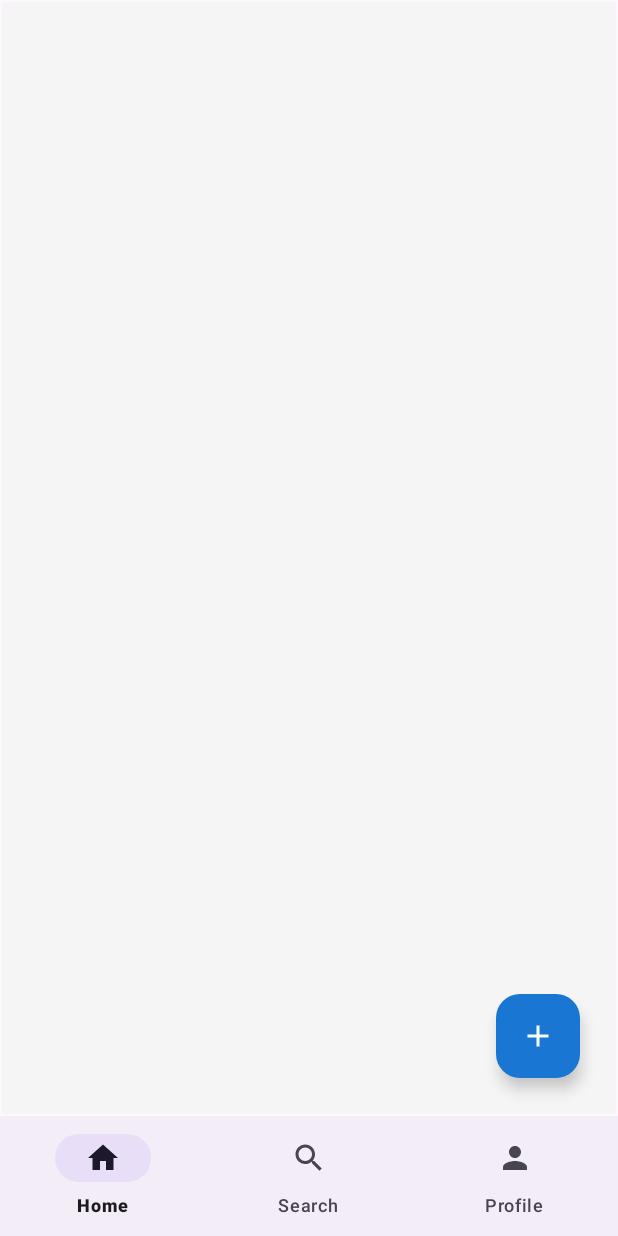
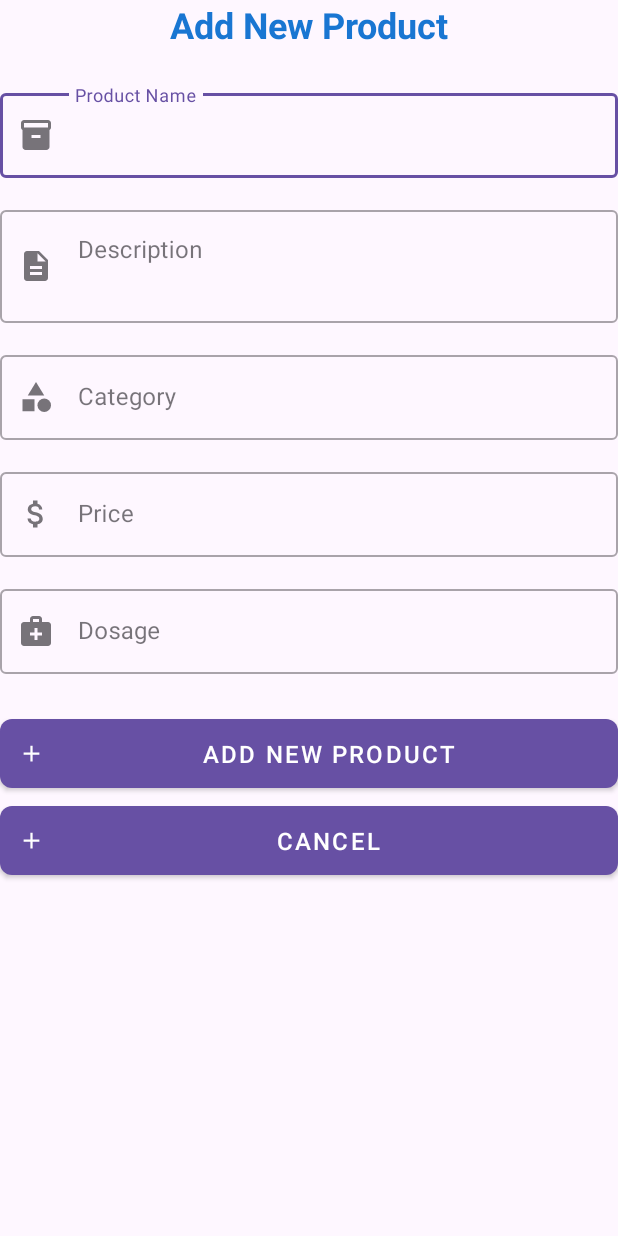
Before and after one commit to SarjakNEPAL/Aausadhi, an Android app: the FirstFragment screen opened directly, with no data from a screen before it, after a tap on "Add new product", on a phone screen of 412 x 824 dp. Run offline under Robolectric (Android 15) with nearby library versions, the phone set to English and light mode, and no system bars; our stand-ins replace Firebase (no records; nobody signed in at launch, a user with empty details on screens opened directly).

Commit message:
Add product Activity

```diff
--- a/app/src/main/AndroidManifest.xml
+++ b/app/src/main/AndroidManifest.xml
@@ -12,6 +12,9 @@
         android:supportsRtl="true"
         android:theme="@style/Theme.Aausadhi"
         tools:targetApi="31">
+        <activity
+            android:name=".ui.activity.AddProductActivity"
+            android:exported="false" />
         <activity
             android:name=".ui.activity.ProductDashboardActivity"
             android:exported="false" />
--- /dev/null
+++ b/app/src/main/java/com/example/aausadhi/ui/activity/AddProductActivity.kt
@@ -0,0 +1,65 @@
+package com.example.aausadhi.ui.activity
+
+import android.os.Bundle
+import android.widget.Toast
+import androidx.activity.enableEdgeToEdge
+import androidx.appcompat.app.AppCompatActivity
+import androidx.core.view.ViewCompat
+import androidx.core.view.WindowInsetsCompat
+import com.example.aausadhi.R
+import com.example.aausadhi.databinding.ActivityAddProductBinding
+import com.example.aausadhi.model.ProductModel
+import com.example.aausadhi.repository.ProductRepository
+import com.example.aausadhi.repository.ProductRepositoryImpl
+import com.example.aausadhi.utils.LoadingUtils
+import com.example.aausadhi.viewmodel.ProductViewModel
+
+class AddProductActivity : AppCompatActivity() {
+    private lateinit var loadingUtils: LoadingUtils
+    private lateinit var binding: ActivityAddProductBinding
+    private lateinit var productVM:ProductViewModel
+    override fun onCreate(savedInstanceState: Bundle?) {
+        super.onCreate(savedInstanceState)
+        enableEdgeToEdge()
+        binding= ActivityAddProductBinding.inflate(layoutInflater)
+        setContentView(binding.root)
+
+        val repo= ProductRepositoryImpl()
+        productVM= ProductViewModel(repo)
+
+        loadingUtils=LoadingUtils(this)
+
+        binding.addProductCancel.setOnClickListener{
+            finish()
+        }
+
+        binding.submitProduct.setOnClickListener {
+            loadingUtils.show()
+            val name= binding.prodNameInput.text.toString()
+            val desc= binding.prodDescInput.text.toString()
+            val price= binding.prodPriceInput.text.toString().toInt()
+            val dose= binding.prodNameInput.text.toString()
+            val category= binding.prodCatInput.text.toString()
+            val model= ProductModel("",name,desc,price,category,dose)
+            productVM.addProduct(model){
+                    success, message->
+                loadingUtils.dismiss()
+                if(success){
+                    Toast.makeText(this@AddProductActivity,message,Toast.LENGTH_SHORT).show()
+                    finish()
+                }else
+                {
+                    Toast.makeText(this@AddProductActivity,message,Toast.LENGTH_SHORT).show()
+                }
+            }
+
+
+        }
+
+        ViewCompat.setOnApplyWindowInsetsListener(findViewById(R.id.main)) { v, insets ->
+            val systemBars = insets.getInsets(WindowInsetsCompat.Type.systemBars())
+            v.setPadding(systemBars.left, systemBars.top, systemBars.right, systemBars.bottom)
+            insets
+        }
+    }
+}
--- a/app/src/main/java/com/example/aausadhi/ui/fragment/FirstFragment.kt
+++ b/app/src/main/java/com/example/aausadhi/ui/fragment/FirstFragment.kt
@@ -16,6 +16,7 @@ import com.example.aausadhi.R
 import com.example.aausadhi.adapter.ProductAdapter
 import com.example.aausadhi.databinding.FragmentFirstBinding
 import com.example.aausadhi.repository.ProductRepositoryImpl
+import com.example.aausadhi.ui.activity.AddProductActivity
 import com.example.aausadhi.viewmodel.ProductViewModel
 import java.util.ArrayList
 
@@ -85,8 +86,8 @@ class FirstFragment : Fragment() {
         }).attachToRecyclerView(binding.recyclerView)
 
         binding.addProductButton.setOnClickListener {
-//            val intent = Intent(requireContext(), AddProductActivity::class.java)
-//            startActivity(intent)
+            val intent = Intent(requireContext(), AddProductActivity::class.java)
+            startActivity(intent)
         }
 
         ViewCompat.setOnApplyWindowInsetsListener(binding.root) { v, insets ->
--- a/app/src/main/java/com/example/aausadhi/ui/fragment/ProfileFragment.kt
+++ b/app/src/main/java/com/example/aausadhi/ui/fragment/ProfileFragment.kt
@@ -5,6 +5,7 @@ import androidx.fragment.app.Fragment
 import android.view.LayoutInflater
 import android.view.View
 import android.view.ViewGroup
+import android.widget.Toast
 import com.example.aausadhi.R
 import com.example.aausadhi.databinding.FragmentProfileBinding
 import com.example.aausadhi.repository.UserRepositoryImpl
@@ -45,5 +46,19 @@ class ProfileFragment : Fragment() {
             binding.locationData.text=users?.address
 
         }
+
+        binding.logoutSection.setOnClickListener{
+            userViewModel.logout(){
+                success,message->
+                    if(success){
+                        Toast.makeText(requireContext(), message, Toast.LENGTH_SHORT).show()
+                        activity?.finish()
+
+                    }else{
+                        Toast.makeText(requireContext(), message, Toast.LENGTH_SHORT).show()
+                    }
+
+            }
+        }
     }
 }
--- a/app/src/main/java/com/example/aausadhi/ui/fragment/SecondFragment.kt
+++ b/app/src/main/java/com/example/aausadhi/ui/fragment/SecondFragment.kt
@@ -12,6 +12,7 @@ import androidx.fragment.app.Fragment
 import androidx.lifecycle.ViewModelProvider
 import androidx.recyclerview.widget.LinearLayoutManager
 import com.example.aausadhi.adapter.ProductAdapter
+import com.example.aausadhi.adapter.SearchProductAdapter
 import com.example.aausadhi.databinding.FragmentSecondBinding
 import com.example.aausadhi.repository.ProductRepositoryImpl
 import com.example.aausadhi.viewmodel.ProductViewModel
@@ -19,7 +20,7 @@ import com.example.aausadhi.viewmodel.ProductViewModel
 class SecondFragment : Fragment() {
     private lateinit var binding: FragmentSecondBinding
     private lateinit var productViewModel: ProductViewModel
-    private lateinit var adapter: ProductAdapter
+    private lateinit var adapter: SearchProductAdapter
 
     override fun onCreateView(
         inflater: LayoutInflater, container: ViewGroup?,
@@ -32,7 +33,7 @@ class SecondFragment : Fragment() {
     override fun onViewCreated(view: View, savedInstanceState: Bundle?) {
         super.onViewCreated(view, savedInstanceState)
 
-        adapter = ProductAdapter(requireContext(), ArrayList())
+        adapter = SearchProductAdapter(requireContext(), ArrayList())
         binding.recyclerView.adapter = adapter
         binding.recyclerView.layoutManager = LinearLayoutManager(requireContext())
 
--- /dev/null
+++ b/app/src/main/res/drawable/baseline_attach_money_24.xml
@@ -0,0 +1,5 @@
+<vector xmlns:android="http://schemas.android.com/apk/res/android" android:height="24dp" android:tint="#000000" android:viewportHeight="24" android:viewportWidth="24" android:width="24dp">
+
+    <path android:fillColor="@android:color/white" android:pathData="M11.8,10.9c-2.27,-0.59 -3,-1.2 -3,-2.15 0,-1.09 1.01,-1.85 2.7,-1.85 1.78,0 2.44,0.85 2.5,2.1h2.21c-0.07,-1.72 -1.12,-3.3 -3.21,-3.81V3h-3v2.16c-1.94,0.42 -3.5,1.68 -3.5,3.61 0,2.31 1.91,3.46 4.7,4.13 2.5,0.6 3,1.48 3,2.41 0,0.69 -0.49,1.79 -2.7,1.79 -2.06,0 -2.87,-0.92 -2.98,-2.1h-2.2c0.12,2.19 1.76,3.42 3.68,3.83V21h3v-2.15c1.95,-0.37 3.5,-1.5 3.5,-3.55 0,-2.84 -2.43,-3.81 -4.7,-4.4z"/>
+
+</vector>
--- /dev/null
+++ b/app/src/main/res/drawable/baseline_category_24.xml
@@ -0,0 +1,9 @@
+<vector xmlns:android="http://schemas.android.com/apk/res/android" android:height="24dp" android:tint="#000000" android:viewportHeight="24" android:viewportWidth="24" android:width="24dp">
+
+    <path android:fillColor="@android:color/white" android:pathData="M12,2l-5.5,9h11z"/>
+
+    <path android:fillColor="@android:color/white" android:pathData="M17.5,17.5m-4.5,0a4.5,4.5 0,1 1,9 0a4.5,4.5 0,1 1,-9 0"/>
+
+    <path android:fillColor="@android:color/white" android:pathData="M3,13.5h8v8H3z"/>
+
+</vector>
--- /dev/null
+++ b/app/src/main/res/drawable/baseline_description_24.xml
@@ -0,0 +1,5 @@
+<vector xmlns:android="http://schemas.android.com/apk/res/android" android:height="24dp" android:tint="#000000" android:viewportHeight="24" android:viewportWidth="24" android:width="24dp">
+
+    <path android:fillColor="@android:color/white" android:pathData="M14,2L6,2c-1.1,0 -1.99,0.9 -1.99,2L4,20c0,1.1 0.89,2 1.99,2L18,22c1.1,0 2,-0.9 2,-2L20,8l-6,-6zM16,18L8,18v-2h8v2zM16,14L8,14v-2h8v2zM13,9L13,3.5L18.5,9L13,9z"/>
+
+</vector>
--- /dev/null
+++ b/app/src/main/res/drawable/baseline_inventory_24.xml
@@ -0,0 +1,5 @@
+<vector xmlns:android="http://schemas.android.com/apk/res/android" android:height="24dp" android:tint="#000000" android:viewportHeight="24" android:viewportWidth="24" android:width="24dp">
+
+    <path android:fillColor="@android:color/white" android:pathData="M20,2L4,2c-1,0 -2,0.9 -2,2v3.01c0,0.72 0.43,1.34 1,1.69L3,20c0,1.1 1.1,2 2,2h14c0.9,0 2,-0.9 2,-2L21,8.7c0.57,-0.35 1,-0.97 1,-1.69L22,4c0,-1.1 -1,-2 -2,-2zM15,14L9,14v-2h6v2zM20,7L4,7L4,4l16,-0.02L20,7z"/>
+
+</vector>
--- /dev/null
+++ b/app/src/main/res/drawable/baseline_medical_services_24.xml
@@ -0,0 +1,5 @@
+<vector xmlns:android="http://schemas.android.com/apk/res/android" android:height="24dp" android:tint="#000000" android:viewportHeight="24" android:viewportWidth="24" android:width="24dp">
+
+    <path android:fillColor="@android:color/white" android:pathData="M20,6h-4V4c0,-1.1 -0.9,-2 -2,-2h-4C8.9,2 8,2.9 8,4v2H4C2.9,6 2,6.9 2,8v12c0,1.1 0.9,2 2,2h16c1.1,0 2,-0.9 2,-2V8C22,6.9 21.1,6 20,6zM10,4h4v2h-4V4zM16,15h-3v3h-2v-3H8v-2h3v-3h2v3h3V15z"/>
+
+</vector>
--- /dev/null
+++ b/app/src/main/res/layout/activity_add_product.xml
@@ -0,0 +1,142 @@
+<?xml version="1.0" encoding="utf-8"?>
+<ScrollView xmlns:android="http://schemas.android.com/apk/res/android"
+    xmlns:app="http://schemas.android.com/apk/res-auto"
+    xmlns:tools="http://schemas.android.com/tools"
+    android:layout_width="match_parent"
+    android:layout_height="match_parent"
+    android:fillViewport="true">
+
+    <LinearLayout
+        android:id="@+id/main"
+        android:layout_width="match_parent"
+        android:layout_height="wrap_content"
+        android:orientation="vertical"
+        android:padding="16dp"
+        tools:context=".ui.activity.AddProductActivity">
+
+        <TextView
+            android:layout_width="match_parent"
+            android:layout_height="wrap_content"
+            android:text="Add New Product"
+            android:textSize="24sp"
+            android:textStyle="bold"
+            android:textColor="@color/colorPrimary"
+            android:layout_marginBottom="24dp"
+            android:gravity="center"/>
+
+        <com.google.android.material.textfield.TextInputLayout
+            android:layout_width="match_parent"
+            android:layout_height="wrap_content"
+            android:layout_marginBottom="16dp"
+            app:startIconDrawable="@drawable/baseline_inventory_24"
+            style="@style/Widget.MaterialComponents.TextInputLayout.OutlinedBox">
+
+            <com.google.android.material.textfield.TextInputEditText
+                android:id="@+id/prodNameInput"
+                android:layout_width="match_parent"
+                android:layout_height="wrap_content"
+                android:paddingStart="50dp"
+                android:hint="Product Name"
+                android:inputType="text"
+                android:maxLines="1" />
+        </com.google.android.material.textfield.TextInputLayout>
+
+        <com.google.android.material.textfield.TextInputLayout
+            android:layout_width="match_parent"
+            android:layout_height="wrap_content"
+            android:layout_marginBottom="16dp"
+            app:startIconDrawable="@drawable/baseline_description_24"
+            style="@style/Widget.MaterialComponents.TextInputLayout.OutlinedBox">
+
+            <com.google.android.material.textfield.TextInputEditText
+                android:id="@+id/prodDescInput"
+                android:layout_width="match_parent"
+                android:layout_height="wrap_content"
+                android:hint="@string/description"
+                android:paddingStart="50dp"
+                android:inputType="textMultiLine"
+                android:minLines="2"
+                android:gravity="top"/>
+        </com.google.android.material.textfield.TextInputLayout>
+
+        <com.google.android.material.textfield.TextInputLayout
+            android:layout_width="match_parent"
+            android:layout_height="wrap_content"
+            android:layout_marginBottom="16dp"
+            app:startIconDrawable="@drawable/baseline_category_24"
+            style="@style/Widget.MaterialComponents.TextInputLayout.OutlinedBox">
+
+            <com.google.android.material.textfield.TextInputEditText
+                android:id="@+id/prodCatInput"
+                android:layout_width="match_parent"
+                android:layout_height="wrap_content"
+                android:hint="@string/category"
+                android:inputType="text"
+                android:paddingStart="50dp"
+
+                android:maxLines="1" />
+        </com.google.android.material.textfield.TextInputLayout>
+
+        <com.google.android.material.textfield.TextInputLayout
+            android:layout_width="match_parent"
+            android:layout_height="wrap_content"
+
+            android:layout_marginBottom="16dp"
+            app:startIconDrawable="@drawable/baseline_attach_money_24"
+            app:prefixText="$"
+            style="@style/Widget.MaterialComponents.TextInputLayout.OutlinedBox">
+
+            <com.google.android.material.textfield.TextInputEditText
+                android:id="@+id/prodPriceInput"
+                android:layout_width="match_parent"
+                android:layout_height="wrap_content"
+                android:hint="@string/price"
+                android:inputType="numberDecimal"
+                android:paddingStart="50dp"
+
+                android:maxLines="1" />
+        </com.google.android.material.textfield.TextInputLayout>
+
+        <com.google.android.material.textfield.TextInputLayout
+            android:layout_width="match_parent"
+            android:layout_height="wrap_content"
+            android:layout_marginBottom="24dp"
+            app:startIconDrawable="@drawable/baseline_medical_services_24"
+            app:suffixText="mg"
+            style="@style/Widget.MaterialComponents.TextInputLayout.OutlinedBox">
+
+            <com.google.android.material.textfield.TextInputEditText
+                android:id="@+id/prodDosageInput"
+                android:layout_width="match_parent"
+                android:layout_height="wrap_content"
+                android:paddingStart="50dp"
+
+                android:hint="@string/dosage"
+                android:inputType="numberDecimal"
+                android:maxLines="1" />
+        </com.google.android.material.textfield.TextInputLayout>
+
+        <com.google.android.material.button.MaterialButton
+            android:id="@+id/submitProduct"
+            android:layout_width="match_parent"
+            android:layout_height="wrap_content"
+            android:padding="12dp"
+            android:text="@string/add_product"
+            android:textSize="16sp"
+            app:cornerRadius="8dp"
+            app:icon="@drawable/baseline_add_24"
+            style="@style/Widget.MaterialComponents.Button"/>
+        <com.google.android.material.button.MaterialButton
+            android:id="@+id/addProductCancel"
+            android:layout_width="match_parent"
+            android:layout_height="wrap_content"
+            android:padding="12dp"
+
+            android:text="@string/cancel"
+            android:textSize="16sp"
+            app:cornerRadius="8dp"
+            app:icon="@drawable/baseline_add_24"
+            style="@style/Widget.MaterialComponents.Button"/>
+
+    </LinearLayout>
+</ScrollView>
--- a/app/src/main/res/values/strings.xml
+++ b/app/src/main/res/values/strings.xml
@@ -17,4 +17,8 @@
     <string name="cancel">Cancel</string>
     <string name="delete">Delete</string>
     <string name="edit">Edit</string>
+    <string name="dosage">Dosage</string>
+    <string name="price">Price</string>
+    <string name="category">Category</string>
+    <string name="description">Description</string>
 </resources>
```
